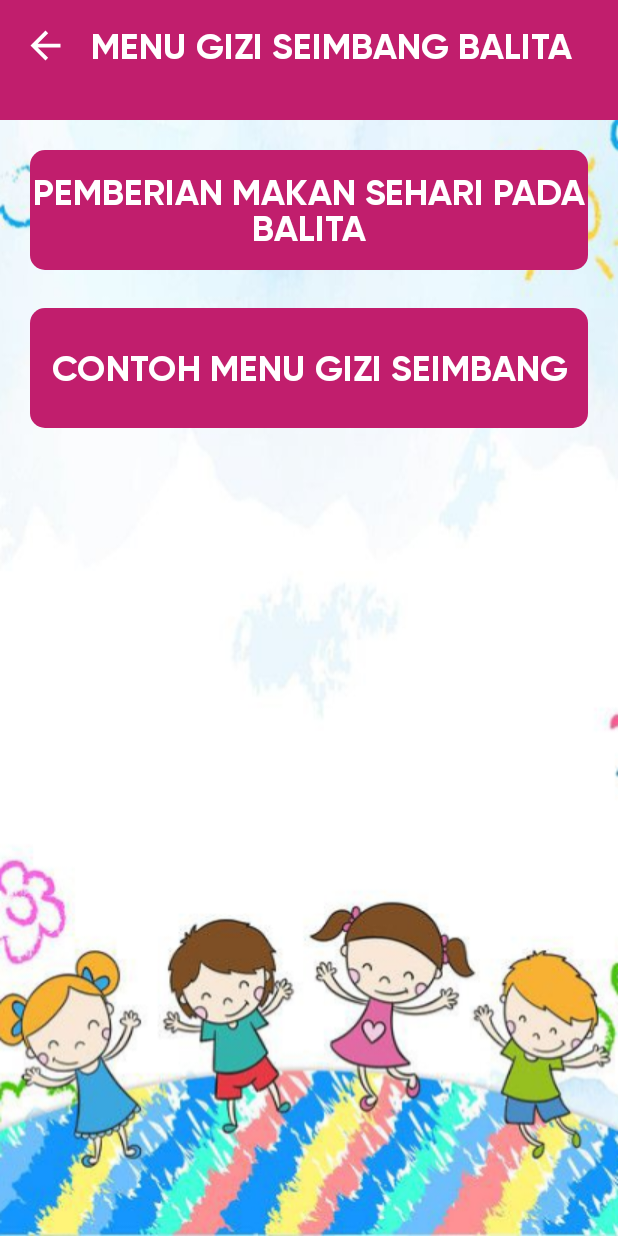
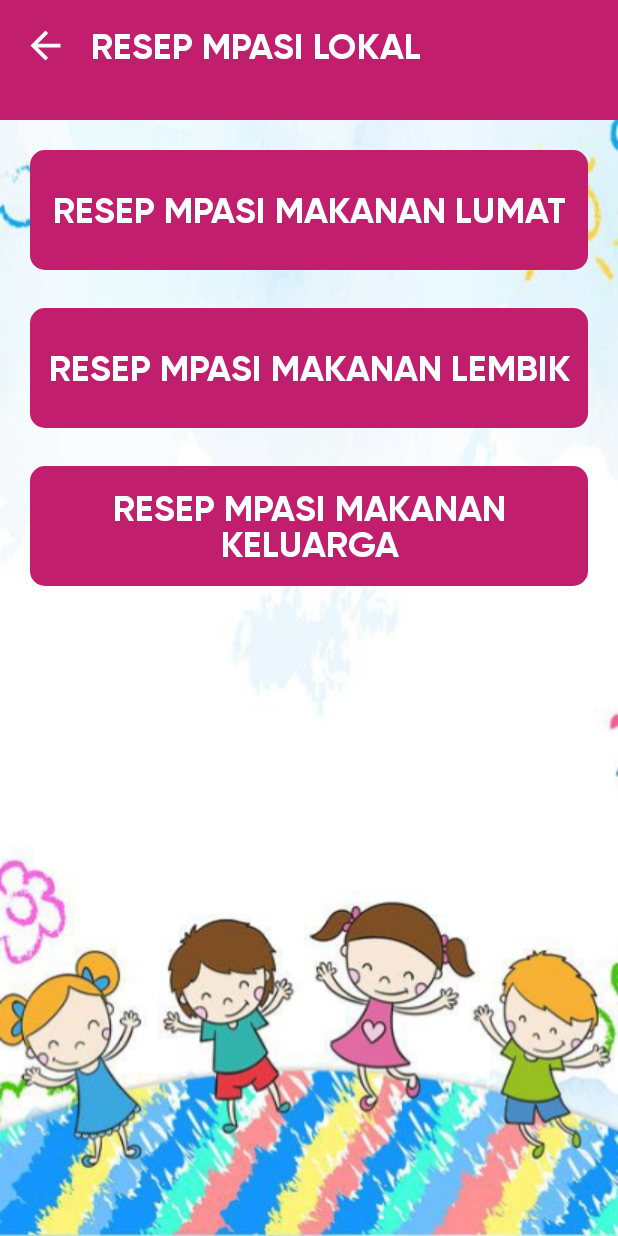
Before and after one commit to danangwijaya750/Android-BundaPintar, an Android app: the MenuGiziSeimbangActivity screen opened directly, with no data from a screen before it, on a phone screen of 412 x 824 dp. Run offline under Robolectric (Android 15) with nearby library versions, the phone set to English and light mode, and no system bars; libraries missing offline, so code that uses them is left out: com.github.barteksc.pdfviewer; plain views replace PDFView.

Commit message:
update ui

```diff
--- a/app/build.gradle
+++ b/app/build.gradle
@@ -45,7 +45,7 @@ dependencies {
     testImplementation 'junit:junit:4.+'
     androidTestImplementation 'androidx.test.ext:junit:1.1.1'
     androidTestImplementation 'androidx.test.espresso:espresso-core:3.2.0'
-        implementation 'com.github.barteksc:android-pdf-viewer:2.8.2'
+    implementation 'com.github.barteksc:android-pdf-viewer:3.2.0-beta.1'
     implementation 'com.github.bumptech.glide:glide:4.12.0'
     annotationProcessor 'com.github.bumptech.glide:compiler:4.12.0'
     implementation 'com.google.code.gson:gson:2.8.6'
--- a/app/src/main/res/layout/activity_detail_menu.xml
+++ b/app/src/main/res/layout/activity_detail_menu.xml
@@ -39,6 +39,7 @@
             app:layout_constraintEnd_toEndOf="parent"
             app:layout_constraintTop_toBottomOf="@id/header"
             android:layout_width="match_parent"
+            android:background="@android:color/transparent"
             app:layout_constraintBottom_toBottomOf="parent"
             android:layout_height="0dp"
             android:layout_margin="10dp"
--- a/app/src/main/res/layout/activity_edukasi_gizi_seimbang.xml
+++ b/app/src/main/res/layout/activity_edukasi_gizi_seimbang.xml
@@ -101,7 +101,7 @@
                 android:layout_marginBottom="5dp"
                 android:background="@drawable/bg_btn_sub"
                 android:gravity="center_vertical"
-                android:text="PENYEBAB KURANG GIZI"
+                android:text="KEKURANGAN ENERGI PROTEIN (KEP)"
                 android:textAlignment="center"
                 android:textColor="@android:color/white"
                 android:textSize="24sp"
@@ -124,6 +124,7 @@
         </LinearLayout>
 
         <LinearLayout
+            android:visibility="gone"
             android:id="@+id/ll_tanda"
             android:layout_width="match_parent"
             android:layout_height="wrap_content"
@@ -169,6 +170,7 @@
             android:id="@+id/ll_akibat"
             android:layout_width="match_parent"
             android:layout_height="wrap_content"
+            android:visibility="gone"
             android:orientation="vertical"
             app:layout_constraintEnd_toEndOf="parent"
             app:layout_constraintStart_toStartOf="parent"
--- a/app/src/main/res/layout/activity_main.xml
+++ b/app/src/main/res/layout/activity_main.xml
@@ -76,7 +76,7 @@
             android:layout_margin="10dp"
             android:textSize="20sp"
             android:textStyle="bold"
-            android:text="Fungsi Makanan"
+            android:text="Pemberian Makan Bayi &amp; Anak"
             app:layout_constraintBottom_toTopOf="@id/bt5"
             app:layout_constraintEnd_toStartOf="@id/bt4"
             app:layout_constraintStart_toStartOf="parent"
@@ -90,7 +90,7 @@
             android:layout_width="150dp"
             android:layout_height="150dp"
             android:layout_margin="10dp"
-            android:text="Bunda Harus Tahu"
+            android:text="Fungsi Makanan"
             android:textSize="20sp"
             android:textStyle="bold"
             app:layout_constraintBottom_toTopOf="@id/bt6"
@@ -105,7 +105,7 @@
             android:id="@+id/bt5"
             android:layout_width="150dp"
             android:layout_height="150dp"
-            android:text="Menu Gizi Seimbang Balita"
+            android:text="Resep Mpasi lokal"
             android:layout_margin="10dp"
             android:textSize="20sp"
             android:textStyle="bold"
--- a/app/src/main/res/layout/activity_menu_gizi_seimbang.xml
+++ b/app/src/main/res/layout/activity_menu_gizi_seimbang.xml
@@ -12,23 +12,24 @@
         android:layout_width="match_parent"
         android:layout_height="80dp"
         android:background="@color/primary"
+        android:orientation="horizontal"
         app:layout_constraintEnd_toEndOf="parent"
-            android:orientation="horizontal"
         app:layout_constraintStart_toStartOf="parent"
         app:layout_constraintTop_toTopOf="parent">
+
         <androidx.appcompat.widget.AppCompatImageView
+            android:id="@+id/iv_back"
             android:layout_width="30dp"
             android:layout_height="30dp"
+            android:layout_marginLeft="15dp"
             android:layout_marginTop="15dp"
-                android:id="@+id/iv_back"
-                android:src="@drawable/ic_baseline_arrow_back_24"
-                android:layout_marginLeft="15dp" />
+            android:src="@drawable/ic_baseline_arrow_back_24" />
 
         <androidx.appcompat.widget.AppCompatTextView
             android:layout_width="wrap_content"
             android:layout_height="wrap_content"
             android:layout_margin="15dp"
-                android:text="MENU GIZI SEIMBANG BALITA"
+            android:text="RESEP MPASI LOKAL"
             android:textColor="@android:color/white"
             android:textSize="24sp"
             android:textStyle="bold" />
@@ -54,7 +55,8 @@
             android:layout_marginBottom="5dp"
             android:background="@drawable/bg_btn_sub"
             android:gravity="center_vertical"
-                android:text="PEMBERIAN MAKAN SEHARI PADA BALITA"
+            android:padding="5dp"
+            android:text="RESEP MPASI MAKANAN LUMAT"
             android:textAlignment="center"
             android:textColor="@android:color/white"
             android:textSize="24sp"
@@ -63,7 +65,6 @@
 
         <androidx.appcompat.widget.AppCompatTextView
             android:id="@+id/tv_pemberian"
-                android:visibility="gone"
             android:layout_width="match_parent"
             android:layout_height="wrap_content"
             android:layout_marginStart="20dp"
@@ -72,8 +73,10 @@
             android:padding="10dp"
             android:text="@string/pemberian"
             android:textColor="@android:color/black"
-                android:textSize="18sp" />
+            android:textSize="18sp"
+            android:visibility="gone" />
     </LinearLayout>
+
     <LinearLayout
         android:id="@+id/ll_contoh"
         android:layout_width="match_parent"
@@ -94,7 +97,8 @@
             android:layout_marginBottom="5dp"
             android:background="@drawable/bg_btn_sub"
             android:gravity="center_vertical"
-                android:text="CONTOH MENU GIZI SEIMBANG"
+            android:padding="5dp"
+            android:text="RESEP MPASI MAKANAN LEMBIK"
             android:textAlignment="center"
             android:textColor="@android:color/white"
             android:textSize="24sp"
@@ -102,19 +106,49 @@
             tools:ignore="RtlCompat" />
 
     </LinearLayout>
+
+    <LinearLayout
+        android:id="@+id/ll_contoh2"
+        android:layout_width="match_parent"
+        android:layout_height="wrap_content"
+        android:orientation="vertical"
+        app:layout_constraintEnd_toEndOf="parent"
+        app:layout_constraintStart_toStartOf="parent"
+        app:layout_constraintTop_toBottomOf="@id/ll_contoh">
+
+        <androidx.appcompat.widget.AppCompatTextView
+            android:id="@+id/btn_contoh2"
+            android:layout_width="match_parent"
+            android:layout_height="80dp"
+            android:layout_gravity="center_horizontal"
+            android:layout_marginStart="20dp"
+            android:layout_marginTop="20dp"
+            android:layout_marginEnd="20dp"
+            android:layout_marginBottom="5dp"
+            android:background="@drawable/bg_btn_sub"
+            android:gravity="center_vertical"
+            android:padding="5dp"
+            android:text="RESEP MPASI MAKANAN KELUARGA"
+            android:textAlignment="center"
+            android:textColor="@android:color/white"
+            android:textSize="24sp"
+            android:textStyle="bold"
+            tools:ignore="RtlCompat" />
+
+    </LinearLayout>
+
     <com.github.barteksc.pdfviewer.PDFView
         android:id="@+id/pdf_contoh"
-        android:visibility="gone"
         android:layout_width="match_parent"
         android:layout_height="0dp"
-        app:layout_constraintBottom_toBottomOf="parent"
         android:layout_marginStart="20dp"
         android:layout_marginEnd="20dp"
         android:layout_marginBottom="20dp"
         android:padding="10dp"
+        android:textColor="@android:color/black"
+        android:visibility="gone"
+        app:layout_constraintBottom_toBottomOf="parent"
+        app:layout_constraintEnd_toEndOf="parent"
         app:layout_constraintStart_toStartOf="parent"
-        app:layout_constraintEnd_toEndOf="parent"
-        android:textColor="@android:color/black"
-        app:layout_constraintTop_toBottomOf="@id/ll_contoh"
-        />
+        app:layout_constraintTop_toBottomOf="@id/ll_contoh" />
 </androidx.constraintlayout.widget.ConstraintLayout>
```
Also changed, not shown: app/src/main/java/com/dngwjy/bundapintar/ui/edukasi/EdukasiGiziSeimbangActivity.kt (+9 -6 lines), app/src/main/java/com/dngwjy/bundapintar/ui/fungsi_makanan/FungsiMakananActivity.kt (+8 -12 lines), app/src/main/java/com/dngwjy/bundapintar/ui/main/MainActivity.kt (+7 -2 lines), app/src/main/java/com/dngwjy/bundapintar/ui/menu_gizi_seimbang/DetailMenuActivity.kt (+85 -0 lines), app/src/main/java/com/dngwjy/bundapintar/ui/menu_gizi_seimbang/MenuGiziSeimbangActivity.kt (+10 -4 lines), app/src/main/res/layout/activity_fungsi_makanan.xml (+6 -5 lines). Lines whose indentation alone changed are shown as unchanged.
